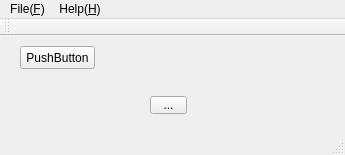
Above: mainwindow.ui from zhhzhfya/qt_demo before the change. Below: the same form after it.
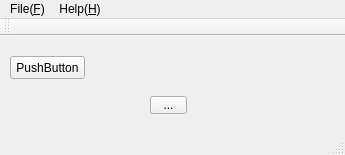
That is the form after the change.

```diff
--- a/mainwindow.ui
+++ b/mainwindow.ui
@@ -17,8 +17,8 @@
    <widget class="QPushButton" name="pushButton">
     <property name="geometry">
      <rect>
-      <x>20</x>
-      <y>10</y>
+      <x>10</x>
+      <y>20</y>
       <width>75</width>
       <height>23</height>
      </rect>
```
